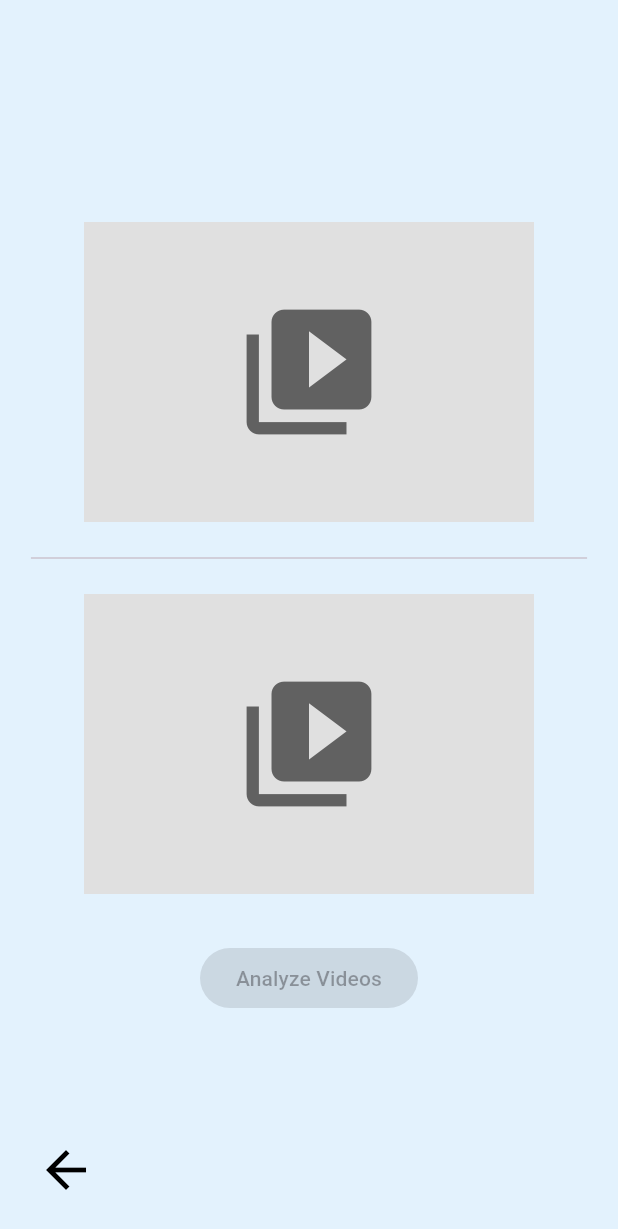
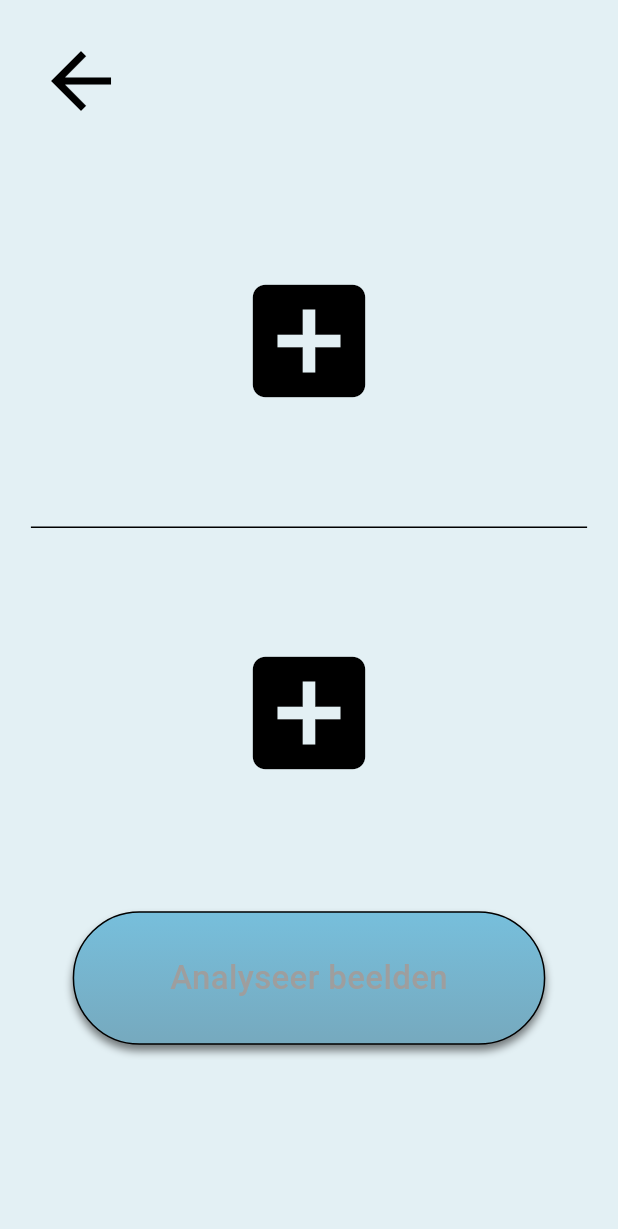
Before and after one commit to KramersMichiel/ipmedth_groep_5_Fysiotherapie, a Flutter app: the VideoImportPage screen opened directly, on a phone screen of 412 x 824 dp. Shown: the top 1229 px of the screen. Run offline on Flutter 3.47's test engine with Material 3 defaults, Android fonts, the phone set to English and light mode, and no system bars; our stand-ins replace better_player_plus, file_picker, image_picker, video_player; missing offline and left inert: flutter_ffmpeg, google_mlkit_pose_detection; Roboto replaces fonts that are missing (Lato-regular).

Commit message:
Styling video Import page

```diff
--- a/ipmedth_groep5_fysiotherapie_app/lib/views/videoImportPage.dart
+++ b/ipmedth_groep5_fysiotherapie_app/lib/views/videoImportPage.dart
@@ -92,9 +92,9 @@ class _VideoImportPageState extends State<VideoImportPage> {
       child: Container(
         width: 300,
         height: 200,
-        color: Colors.grey[300],
+        color: const Color(0xFFE3F0F4),
         child: videoFile == null
-            ? Icon(Icons.video_library, size: 100, color: Colors.grey[700])
+            ? const Icon(Icons.add_box, size: 100, color: Colors.black)
             : (controller != null && controller.value.isInitialized
                 ? const Icon(Icons.check_circle, size: 100, color: Colors.green)
                 : const Icon(Icons.error,
@@ -106,10 +106,24 @@ class _VideoImportPageState extends State<VideoImportPage> {
   @override
   Widget build(BuildContext context) {
     return Scaffold(
-      backgroundColor: Colors.blue.shade50,
+      backgroundColor: const Color(0xFFE3F0F4),
       body: SafeArea(
         child: Stack(
           children: [
+            Positioned(
+              top: 16,
+              left: 16,
+              child: IconButton(
+                icon: const Icon(
+                  Icons.arrow_back,
+                  size: 60,
+                  color: Colors.black,
+                ),
+                onPressed: () {
+                  Navigator.pop(context); // Goes back to the previous screen
+                },
+              ),
+            ),
             Column(
               mainAxisAlignment: MainAxisAlignment.center,
               children: [
@@ -118,14 +132,16 @@ class _VideoImportPageState extends State<VideoImportPage> {
                 Center(
                   child: SizedBox(
                     width: MediaQuery.of(context).size.width * 0.9,
-                    child: const Divider(),
+                    child: const Divider(
+                      color: Colors.black,
+                    ),
                   ),
                 ),
                 const SizedBox(height: 16),
                 _videoPlaceholder(2, _videoFile2, _videoController2),
                 const SizedBox(height: 32),
-                ElevatedButton(
-                  onPressed: _videoFile1 != null
+                InkWell(
+                  onTap: _videoFile1 != null
                       ? () {
                           print('Video Path 1: ${_videoFile1?.path}');
                           print('Video Path 2: ${_videoFile2?.path}');
@@ -136,23 +152,48 @@ class _VideoImportPageState extends State<VideoImportPage> {
                           }
                         }
                       : null, // Disable button if no video is selected
-                  child: const Text('Analyze Videos'),
+                  child: Container(
+                    padding: const EdgeInsets.symmetric(
+                      horizontal: 64,
+                      vertical: 28,
+                    ),
+                    decoration: BoxDecoration(
+                      gradient: const LinearGradient(
+                        colors: [
+                          Color(0xFF77BFDC),
+                          Color(0xFF76A9BE),
+                        ],
+                        begin: Alignment.topCenter,
+                        end: Alignment.bottomCenter,
+                      ),
+                      borderRadius: BorderRadius.circular(64),
+                      border: Border.all(
+                        color: Colors.black,
+                        width: 1,
+                      ),
+                      boxShadow: [
+                        BoxShadow(
+                          color: Colors.black.withOpacity(0.5), // Shadow color
+                          blurRadius: 4, // Spread of the shadow
+                          offset: Offset(0, 4), // Position of the shadow (x, y)
+                        ),
+                      ],
+                    ),
+                    child: Text(
+                      'Analyseer beelden',
+                      style: TextStyle(
+                        fontFamily: 'Lato-regular',
+                        fontSize: 22,
+                        fontWeight: FontWeight.w500,
+                        color: _videoFile1 != null
+                            ? Colors.black
+                            : Colors
+                                .grey, // Text color based on enabled/disabled
+                      ),
+                    ),
+                  ),
                 ),
               ],
-            ),
-            Positioned(
-              bottom: 16,
-              left: 16,
-              child: IconButton(
-                icon: const Icon(
-                  Icons.arrow_back,
-                  size: 40,
-                  color: Colors.black,
-                ),
-                onPressed: () {
-                  Navigator.pop(context); // Goes back to the previous screen
-                },
-              ),
             ),
           ],
         ),
```
